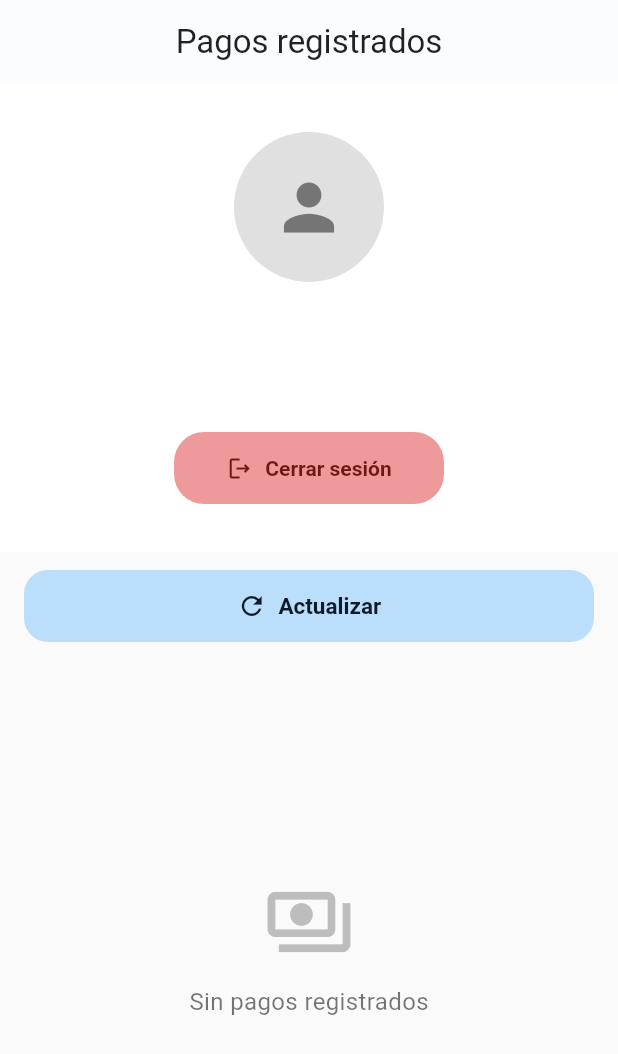
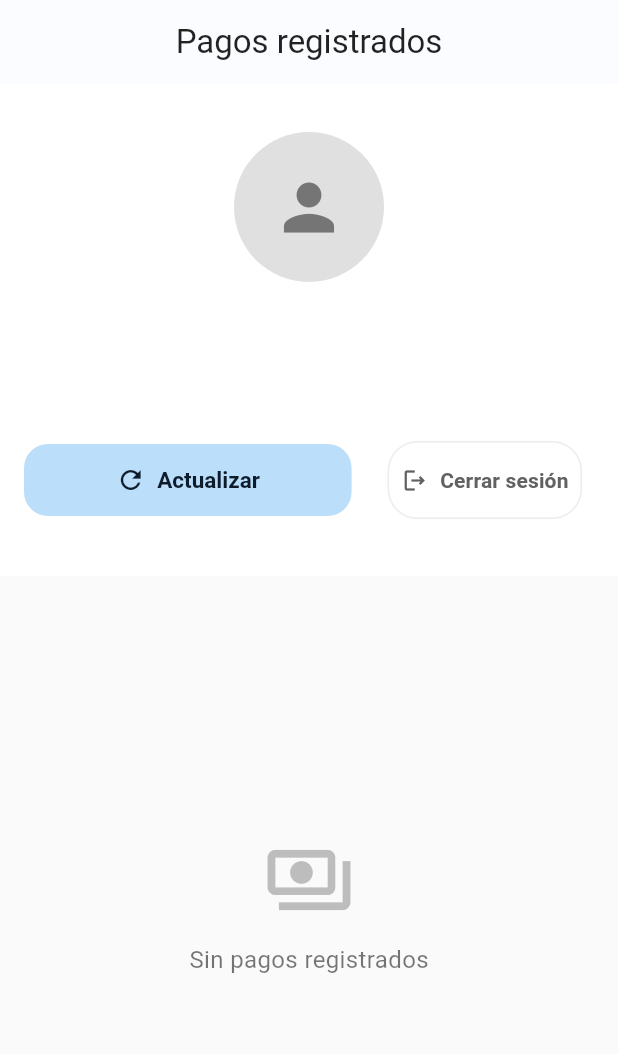
Before and after one commit to jeffersonmejia/practicas-flutter, a Flutter app: the screen it shows once a user with an empty profile is signed in, on a phone screen of 412 x 824 dp. Shown: the top 1054 px of the screen. Run offline on Flutter 3.47's test engine with Material 3 defaults, Android fonts, the light colour scheme and no system bars; our stand-ins replace cloud_firestore, dio, file_picker, firebase_auth, firebase_core, firebase_crashlytics and 6 more; missing offline and left inert: google_mlkit_text_recognition, pdfx; accounts and stored records are empty.

Commit message:
feat: update logout

```diff
--- a/cliente_automatizacion_pago/lib/screens/ver_pagos.dart
+++ b/cliente_automatizacion_pago/lib/screens/ver_pagos.dart
@@ -89,9 +89,9 @@ class _VerPagosPageState extends State<VerPagosPage> {
 
   @override
   Widget build(BuildContext context) {
-    final Color botonTextoRojo = const Color.fromARGB(255, 110, 23, 23);
     final Color botonActualizarFondo = const Color(0xFFBBDEFB); // azul suave
     final Color botonActualizarTexto = const Color(0xFF0D1B2A); // azul tirando a negro
+    final Color botonCerrarTexto = Colors.grey[700]!; // gris suave
 
     return Scaffold(
       backgroundColor: Colors.grey[50],
@@ -107,7 +107,7 @@ class _VerPagosPageState extends State<VerPagosPage> {
             Container(
               width: double.infinity,
               color: Colors.white,
-              padding: const EdgeInsets.symmetric(vertical: 32),
+              padding: const EdgeInsets.symmetric(vertical: 32, horizontal: 16),
               child: Column(
                 mainAxisAlignment: MainAxisAlignment.center,
                 children: [
@@ -130,34 +130,10 @@ class _VerPagosPageState extends State<VerPagosPage> {
                     style: TextStyle(color: Colors.grey[700], fontSize: 17),
                   ),
                   const SizedBox(height: 16),
-                  ConstrainedBox(
-                    constraints: const BoxConstraints(minWidth: 0, maxWidth: 180),
-                    child: ElevatedButton.icon(
-                      onPressed: cerrarSesion,
-                      icon: Icon(Icons.logout_outlined, size: 18, color: botonTextoRojo),
-                      label: Text(
-                        "Cerrar sesión",
-                        style: TextStyle(color: botonTextoRojo),
-                      ),
-                      style: ElevatedButton.styleFrom(
-                        backgroundColor: const Color(0xFFEF9A9A),
-                        shape: RoundedRectangleBorder(
-                          borderRadius: BorderRadius.circular(20),
-                        ),
-                        padding: const EdgeInsets.symmetric(horizontal: 14, vertical: 8),
-                        textStyle: const TextStyle(fontWeight: FontWeight.w600, fontSize: 14),
-                        elevation: 0,
-                      ),
-                    ),
-                  ),
-                ],
-              ),
-            ),
-          // Botón de actualizar
-          Padding(
-            padding: const EdgeInsets.symmetric(horizontal: 16, vertical: 12),
-            child: SizedBox(
-              width: double.infinity,
+                  Row(
+                    children: [
+                      Expanded(
+                        flex: 3, // Mantengo actualizar amplio
                         child: ElevatedButton.icon(
                           onPressed: cargar,
                           icon: const Icon(Icons.refresh, size: 20),
@@ -171,6 +147,32 @@ class _VerPagosPageState extends State<VerPagosPage> {
                             elevation: 0,
                           ),
                         ),
+                      ),
+                      const SizedBox(width: 16),
+                      Expanded(
+                        flex: 2, // Mayor espacio horizontal para cerrar sesión
+                        child: Container(
+                          padding: const EdgeInsets.symmetric(vertical: 6, horizontal: 8),
+                          child: OutlinedButton.icon(
+                            onPressed: cerrarSesion,
+                            icon: Icon(Icons.logout_outlined, size: 18, color: botonCerrarTexto),
+                            label: Text(
+                              "Cerrar sesión",
+                              style: TextStyle(color: botonCerrarTexto, fontWeight: FontWeight.w600),
+                            ),
+                            style: OutlinedButton.styleFrom(
+                              backgroundColor: Colors.white,
+                              shape: RoundedRectangleBorder(borderRadius: BorderRadius.circular(20)),
+                              side: BorderSide(color: Colors.grey.withOpacity(0.2)), // borde muy sutil
+                              padding: const EdgeInsets.symmetric(vertical: 16),
+                              elevation: 0,
+                            ),
+                          ),
+                        ),
+                      ),
+                    ],
+                  ),
+                ],
               ),
             ),
           Expanded(
```
Lines whose indentation alone changed are shown as unchanged.
